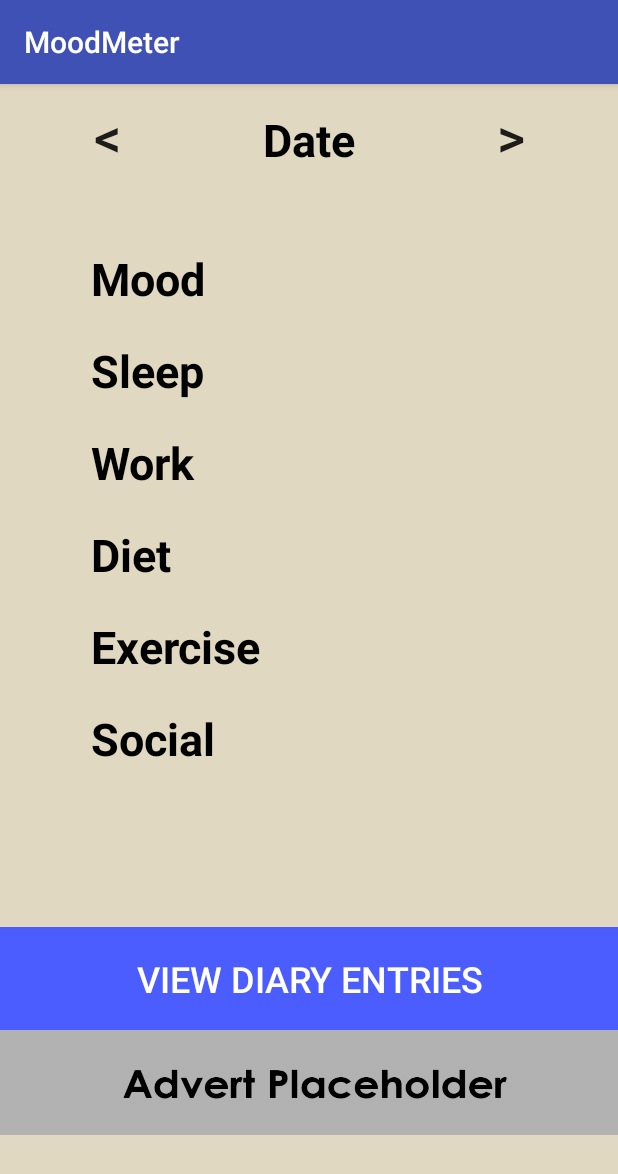
After one commit to Micsupreeme/MoodMeter, an Android app: the trackActivity screen opened directly, with no data from a screen before it, on a phone screen of 412 x 824 dp. The commit adds this screen. Shown: the top 1174 px of the screen. Run offline under Robolectric (Android 15) with nearby library versions, the phone set to English and light mode, and no system bars.

Commit message:
Implemented and linked all remaining layout files.

```diff
--- /dev/null
+++ b/app/src/main/java/pebbleinc/moodmeter/trackActivity.java
@@ -0,0 +1,21 @@
+package pebbleinc.moodmeter;
+
+import android.content.Intent;
+import android.support.v7.app.AppCompatActivity;
+import android.os.Bundle;
+import android.view.View;
+
+public class trackActivity extends AppCompatActivity {
+
+    @Override
+    protected void onCreate(Bundle savedInstanceState) {
+        super.onCreate(savedInstanceState);
+        setContentView(R.layout.activity_track);
+    }
+
+    //Navigates to the Diary page
+    public void navigateDiary(View view) {
+        Intent gotoDiary = new Intent(this, diaryActivity.class);
+        startActivity(gotoDiary);
+    }
+}
--- /dev/null
+++ b/app/src/main/res/layout/activity_track.xml
@@ -0,0 +1,277 @@
+<?xml version="1.0" encoding="utf-8"?>
+<android.support.constraint.ConstraintLayout xmlns:android="http://schemas.android.com/apk/res/android"
+    xmlns:app="http://schemas.android.com/apk/res-auto"
+    xmlns:tools="http://schemas.android.com/tools"
+    android:layout_width="match_parent"
+    android:layout_height="match_parent"
+    android:background="#e1d8c2"
+    tools:context=".trackActivity">
+
+    <LinearLayout
+        android:layout_width="match_parent"
+        android:layout_height="match_parent"
+        android:orientation="vertical">
+
+        <LinearLayout
+            android:layout_width="match_parent"
+            android:layout_height="wrap_content"
+            android:orientation="horizontal">
+
+            <Button
+                android:id="@+id/btnBackDate"
+                style="@style/Widget.AppCompat.Button.Borderless"
+                android:layout_width="wrap_content"
+                android:layout_height="wrap_content"
+                android:layout_weight="1"
+                android:text="@string/btnBackDate"
+                android:textSize="36sp" />
+
+            <TextView
+                android:id="@+id/lblDate"
+                android:layout_width="wrap_content"
+                android:layout_height="wrap_content"
+                android:layout_marginBottom="5dp"
+                android:layout_weight="1"
+                android:fontFamily="sans-serif"
+                android:padding="5dp"
+                android:text="@string/lblTrackDate"
+                android:textAlignment="center"
+                android:textColor="@android:color/black"
+                android:textSize="30sp"
+                android:textStyle="bold" />
+
+            <Button
+                android:id="@+id/btnForwardDate"
+                style="@style/Widget.AppCompat.Button.Borderless"
+                android:layout_width="wrap_content"
+                android:layout_height="wrap_content"
+                android:layout_weight="1"
+                android:text="@string/btnForwardDate"
+                android:textSize="36sp" />
+
+        </LinearLayout>
+
+        <LinearLayout
+            android:layout_width="match_parent"
+            android:layout_height="wrap_content"
+            android:layout_marginLeft="55dp"
+            android:orientation="horizontal">
+
+            <TextView
+                android:id="@+id/lblMood"
+                android:layout_width="match_parent"
+                android:layout_height="wrap_content"
+                android:layout_marginTop="35dp"
+                android:layout_weight="1"
+                android:fontFamily="sans-serif"
+                android:padding="5dp"
+                android:text="@string/lblMood"
+                android:textAlignment="viewStart"
+                android:textColor="@android:color/black"
+                android:textSize="30sp"
+                android:textStyle="bold" />
+
+            <TextView
+                android:id="@+id/lblMoodRating"
+                android:layout_width="match_parent"
+                android:layout_height="wrap_content"
+                android:layout_marginTop="35dp"
+                android:layout_weight="1"
+                android:fontFamily="sans-serif"
+                android:padding="5dp"
+                android:textAlignment="viewStart"
+                android:textColor="@android:color/black"
+                android:textSize="30sp"
+                android:textStyle="bold" />
+        </LinearLayout>
+
+        <LinearLayout
+            android:layout_width="match_parent"
+            android:layout_height="wrap_content"
+            android:layout_marginLeft="55dp"
+            android:layout_marginTop="10dp"
+            android:orientation="horizontal">
+
+            <TextView
+                android:id="@+id/lblSleep"
+                android:layout_width="match_parent"
+                android:layout_height="wrap_content"
+                android:layout_weight="1"
+                android:fontFamily="sans-serif"
+                android:padding="5dp"
+                android:text="@string/lblSleep"
+                android:textAlignment="viewStart"
+                android:textColor="@android:color/black"
+                android:textSize="30sp"
+                android:textStyle="bold" />
+
+            <TextView
+                android:id="@+id/lblSleepRating"
+                android:layout_width="match_parent"
+                android:layout_height="wrap_content"
+                android:layout_weight="1"
+                android:fontFamily="sans-serif"
+                android:padding="5dp"
+                android:textAlignment="viewStart"
+                android:textColor="@android:color/black"
+                android:textSize="30sp"
+                android:textStyle="bold" />
+
+        </LinearLayout>
+
+        <LinearLayout
+            android:layout_width="match_parent"
+            android:layout_height="wrap_content"
+            android:layout_marginLeft="55dp"
+            android:layout_marginTop="10dp"
+            android:orientation="horizontal">
+
+            <TextView
+                android:id="@+id/lblWork"
+                android:layout_width="match_parent"
+                android:layout_height="wrap_content"
+                android:layout_weight="1"
+                android:fontFamily="sans-serif"
+                android:padding="5dp"
+                android:text="@string/lblWork"
+                android:textAlignment="viewStart"
+                android:textColor="@android:color/black"
+                android:textSize="30sp"
+                android:textStyle="bold" />
+
+            <TextView
+                android:id="@+id/lblWorkRating"
+                android:layout_width="match_parent"
+                android:layout_height="wrap_content"
+                android:layout_weight="1"
+                android:fontFamily="sans-serif"
+                android:padding="5dp"
+                android:textAlignment="viewStart"
+                android:textColor="@android:color/black"
+                android:textSize="30sp"
+                android:textStyle="bold" />
+        </LinearLayout>
+
+        <LinearLayout
+            android:layout_width="match_parent"
+            android:layout_height="wrap_content"
+            android:layout_marginLeft="55dp"
+            android:layout_marginTop="10dp"
+            android:orientation="horizontal">
+
+            <TextView
+                android:id="@+id/lblDiet"
+                android:layout_width="match_parent"
+                android:layout_height="wrap_content"
+                android:layout_weight="1"
+                android:fontFamily="sans-serif"
+                android:padding="5dp"
+                android:text="@string/lblDiet"
+                android:textAlignment="viewStart"
+                android:textColor="@android:color/black"
+                android:textSize="30sp"
+                android:textStyle="bold" />
+
+            <TextView
+                android:id="@+id/lblDietRating"
+                android:layout_width="match_parent"
+                android:layout_height="wrap_content"
+                android:layout_weight="1"
+                android:fontFamily="sans-serif"
+                android:padding="5dp"
+                android:textAlignment="viewStart"
+                android:textColor="@android:color/black"
+                android:textSize="30sp"
+                android:textStyle="bold" />
+        </LinearLayout>
+
+        <LinearLayout
+            android:layout_width="match_parent"
+            android:layout_height="wrap_content"
+            android:layout_marginLeft="55dp"
+            android:layout_marginTop="10dp"
+            android:orientation="horizontal">
+
+            <TextView
+                android:id="@+id/lblExercise"
+                android:layout_width="match_parent"
+                android:layout_height="wrap_content"
+                android:layout_weight="1"
+                android:fontFamily="sans-serif"
+                android:padding="5dp"
+                android:text="@string/lblExercise"
+                android:textAlignment="viewStart"
+                android:textColor="@android:color/black"
+                android:textSize="30sp"
+                android:textStyle="bold" />
+
+            <TextView
+                android:id="@+id/lblExerciseRating"
+                android:layout_width="match_parent"
+                android:layout_height="wrap_content"
+                android:layout_weight="1"
+                android:fontFamily="sans-serif"
+                android:padding="5dp"
+                android:textAlignment="viewStart"
+                android:textColor="@android:color/black"
+                android:textSize="30sp"
+                android:textStyle="bold" />
+        </LinearLayout>
+
+        <LinearLayout
+            android:layout_width="match_parent"
+            android:layout_height="wrap_content"
+            android:layout_marginLeft="55dp"
+            android:layout_marginTop="10dp"
+            android:orientation="horizontal">
+
+            <TextView
+                android:id="@+id/lblSocial"
+                android:layout_width="match_parent"
+                android:layout_height="wrap_content"
+                android:layout_weight="1"
+                android:fontFamily="sans-serif"
+                android:padding="5dp"
+                android:text="@string/lblSocial"
+                android:textAlignment="viewStart"
+                android:textColor="@android:color/black"
+                android:textSize="30sp"
+                android:textStyle="bold" />
+
+            <TextView
+                android:id="@+id/lblSocialRating"
+                android:layout_width="match_parent"
+                android:layout_height="wrap_content"
+                android:layout_weight="1"
+                android:fontFamily="sans-serif"
+                android:padding="5dp"
+                android:textAlignment="viewStart"
+                android:textColor="@android:color/black"
+                android:textSize="30sp"
+                android:textStyle="bold" />
+        </LinearLayout>
+
+        <Button
+            android:id="@+id/btnViewDiary"
+            style="@style/Widget.AppCompat.Button.Borderless"
+            android:layout_width="match_parent"
+            android:layout_height="wrap_content"
+            android:layout_marginTop="100dp"
+            android:background="#4b5dff"
+            android:onClick="navigateDiary"
+            android:padding="18dp"
+            android:text="@string/btnViewDiary"
+            android:textColor="@android:color/white"
+            android:textSize="24sp" />
+
+        <ImageView
+            android:id="@+id/imgBannerAd"
+            android:layout_width="match_parent"
+            android:layout_height="70dp"
+            android:contentDescription="@string/imgBannerAdDesc"
+            android:scaleType="fitXY"
+            app:srcCompat="@drawable/advert_banner" />
+
+    </LinearLayout>
+
+</android.support.constraint.ConstraintLayout>
--- a/app/src/main/res/values/strings.xml
+++ b/app/src/main/res/values/strings.xml
@@ -9,4 +9,29 @@
     <string name="lblDQ6">How sociable have you felt today?</string>
     <string name="lblHelplines">Helplines</string>
     <string name="lblHelplinesBody">Samaritans\nConfidential support for people experiencing feelings of distress or despair.\nPhone: 116 123 (free 24-hour helpline)\nWebsite: www.samaritans.org.uk\n\nYoungMinds\nInformation on child and adolescent mental health. Services for parents and professionals.\nPhone: Parents\' helpline 0808 802 5544 (Mon to Fri, 9.30am to 4pm)\nWebsite: www.youngminds.org.uk\n\nAnxiety UK\nCharity providing support if you\'ve been diagnosed with an anxiety condition.\nPhone: 03444 775 774 (Mon to Fri, 9.30am to 5.30pm)\nWebsite: www.anxietyuk.org.uk\n\nCALM\nCALM is the Campaign Against Living Miserably, for men aged 15 to 35.\nPhone: 0800 58 58 58 (daily, 5pm to midnight)\nWebsite: www.thecalmzone.net\n\nMental Health Foundation\nProvides information and support for anyone with mental health problems or learning disabilities.\nWebsite: www.mentalhealth.org.uk\n\nMind\nPromotes the views and needs of people with mental health problems.\nPhone: 0300 123 3393 (Mon to Fri, 9am to 6pm)\nWebsite: www.mind.org.uk\n\nPAPYRUS\nYoung suicide prevention society.\nPhone: 0800 068 4141 (Mon to Fri,10am to 5pm &#038; 7 to 10pm. Weekends 2 to 5pm)\nWebsite: www.papyrus-uk.org\n</string>
+    <string name="lblOptions">Options</string>
+    <string name="lblChangeName">Change Name</string>
+    <string name="lblChangePassword">Change Password</string>
+    <string name="lblChangeTheme">Change Theme</string>
+    <string name="btnOptionsSubmit">Submit</string>
+    <string name="btnOptionsClear">Clear Data</string>
+    <string name="lblDiary">Diary</string>
+    <string name="lblDiaryDate">Date</string>
+    <string name="lblTrackDate">Date</string>
+    <string name="lblMood">Mood</string>
+    <string name="lblSleep">Sleep</string>
+    <string name="lblWork">Work</string>
+    <string name="lblDiet">Diet</string>
+    <string name="lblExercise">Exercise</string>
+    <string name="lblSocial">Social</string>
+    <string name="btnViewDiary">View Diary Entries</string>
+    <string name="btnBackDate"><![CDATA[<]]></string>
+    <string name="btnForwardDate"><![CDATA[>]]></string>
+    <string name="lblNewDiaryEntry">New Diary Entry</string>
+    <string name="btnNewDiaryEntrySubmit">Submit</string>
+    <string name="txtDiaryEntryDesc">Type your new diary entry here.</string>
+    <string-array name="spnTheme">
+        <item>Classic</item>
+        <item>Dark</item>
+    </string-array>
 </resources>
```
Also changed, not shown: app/src/main/AndroidManifest.xml (+11 -8 lines), app/src/main/java/pebbleinc/moodmeter/diaryActivity.java (added, +13 -0 lines), app/src/main/java/pebbleinc/moodmeter/mainMenuActivity.java (+15 -22 lines), app/src/main/java/pebbleinc/moodmeter/newDiaryEntryActivity.java (added, +13 -0 lines), app/src/main/java/pebbleinc/moodmeter/optionsActivity.java (added, +13 -0 lines), app/src/main/res/layout/activity_diary.xml (added, +51 -0 lines), app/src/main/res/layout/activity_main_menu.xml (+6 -3 lines), app/src/main/res/layout/activity_new_diary_entry.xml (added, +81 -0 lines), app/src/main/res/layout/activity_options.xml (added, +153 -0 lines).
